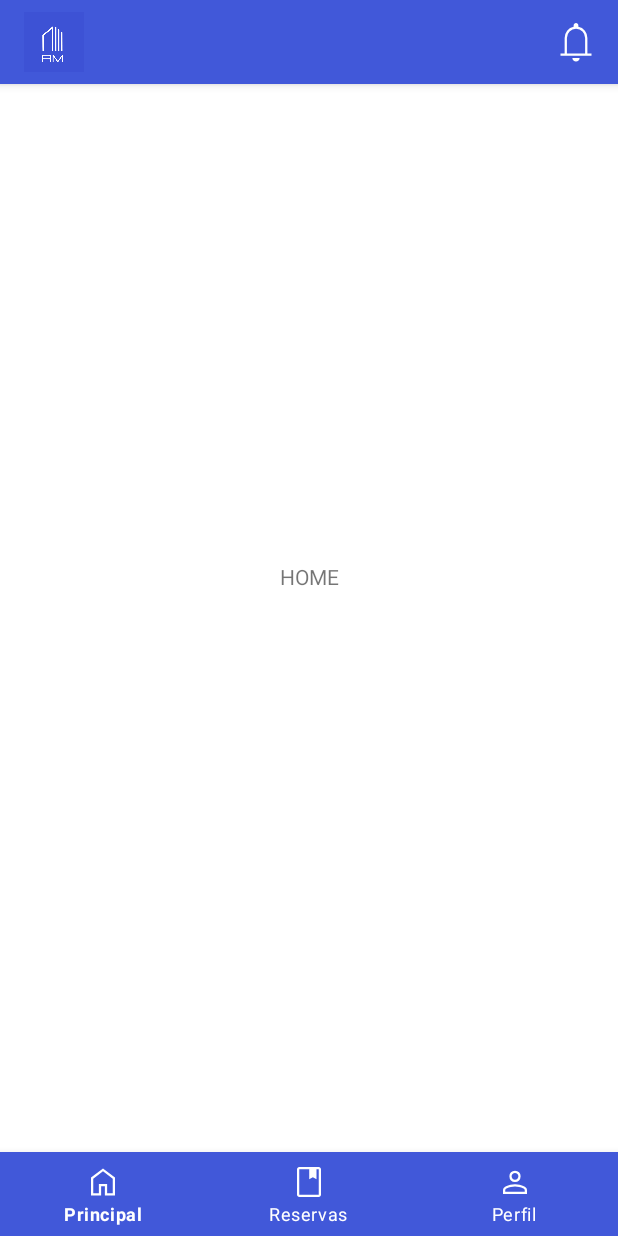
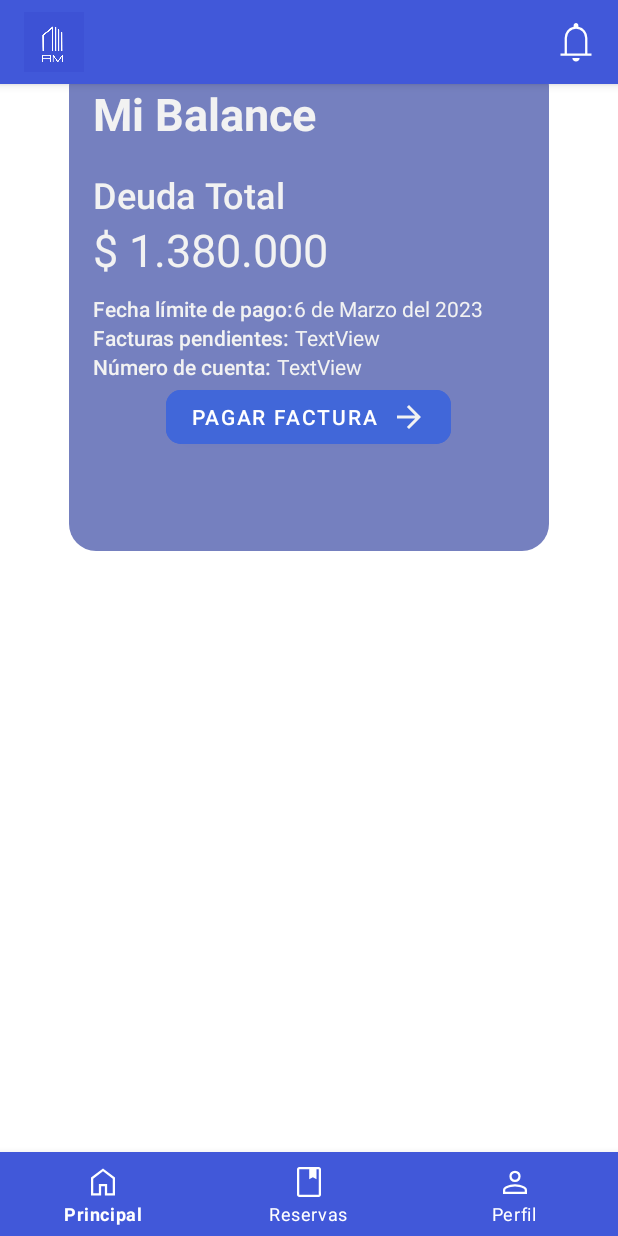
Before and after one commit to Mobile-Apps-Projects/ResidentManagementMobile, an Android app: the screen it shows after launch (MainActivity), on a phone screen of 412 x 824 dp. Run offline under Robolectric (Android 15) with nearby library versions, the phone set to English and light mode, and no system bars.

Commit message:
'Mi Balance' layout created

```diff
--- /dev/null
+++ b/app/src/main/res/drawable/arrow_forward_white.xml
@@ -0,0 +1,5 @@
+<vector android:autoMirrored="true" android:height="24dp"
+    android:tint="#F2F2F2" android:viewportHeight="24"
+    android:viewportWidth="24" android:width="24dp" xmlns:android="http://schemas.android.com/apk/res/android">
+    <path android:fillColor="@android:color/white" android:pathData="M12,4l-1.41,1.41L16.17,11H4v2h12.17l-5.58,5.59L12,20l8,-8z"/>
+</vector>
--- /dev/null
+++ b/app/src/main/res/drawable/linear_layout_bg.xml
@@ -0,0 +1,5 @@
+<?xml version="1.0" encoding="utf-8"?>
+<shape xmlns:android="http://schemas.android.com/apk/res/android">
+    <solid android:color="#7580BF"/>
+    <corners android:radius="18dp"/>
+</shape>
--- a/app/src/main/res/layout/fragment_home.xml
+++ b/app/src/main/res/layout/fragment_home.xml
@@ -6,13 +6,118 @@
     android:background="#FFFFFF"
     xmlns:android="http://schemas.android.com/apk/res/android">
 
-    <TextView
-        android:id="@+id/textView6"
-        android:layout_width="wrap_content"
-        android:layout_height="wrap_content"
-        android:text="HOME"
-        app:layout_constraintBottom_toBottomOf="parent"
+    <LinearLayout
+        android:layout_width="320dp"
+        android:layout_height="328dp"
+        android:layout_marginStart="27dp"
+        android:layout_marginTop="39dp"
+        android:layout_marginEnd="27dp"
+        android:background="@drawable/linear_layout_bg"
+        android:gravity="center_horizontal|top|center_vertical"
+        android:orientation="vertical"
+        android:padding="16dp"
         app:layout_constraintEnd_toEndOf="parent"
         app:layout_constraintStart_toStartOf="parent"
-        app:layout_constraintTop_toTopOf="parent" />
+        app:layout_constraintTop_toTopOf="parent">
+
+        <TextView
+            android:layout_width="match_parent"
+            android:layout_height="wrap_content"
+            android:fontFamily="sans-serif"
+            android:text="Mi Balance"
+            android:textColor="#F2F2F2"
+            android:textSize="30dp"
+            android:textStyle="bold" />
+
+        <TextView
+            android:layout_width="match_parent"
+            android:layout_height="50dp"
+            android:fontFamily="sans-serif-medium"
+            android:gravity="bottom"
+            android:text="Deuda Total"
+            android:textColor="#F2F2F2"
+            android:textSize="24dp" />
+
+        <TextView
+            android:id="@+id/totalDebtTV"
+            android:layout_width="match_parent"
+            android:layout_height="50dp"
+            android:text="$ 1.380.000"
+            android:textColor="#F2F2F2"
+            android:textSize="30dp" />
+
+        <LinearLayout
+            android:layout_width="match_parent"
+            android:layout_height="wrap_content"
+            android:orientation="horizontal">
+
+            <TextView
+                android:layout_width="wrap_content"
+                android:layout_height="match_parent"
+                android:layout_weight="?android:attr/ambientShadowAlpha"
+                android:clickable="false"
+                android:fontFamily="sans-serif-medium"
+                android:text="Fecha límite de pago:"
+                android:textColor="#F2F2F2" />
+
+            <TextView
+                android:id="@+id/paymentDeadlineTV"
+                android:layout_width="wrap_content"
+                android:layout_height="wrap_content"
+                android:layout_weight="1"
+                android:text="6 de Marzo del 2023"
+                android:textColor="#F2F2F2" />
+        </LinearLayout>
+
+        <LinearLayout
+            android:layout_width="match_parent"
+            android:layout_height="wrap_content"
+            android:orientation="horizontal">
+
+            <TextView
+                android:layout_width="wrap_content"
+                android:layout_height="match_parent"
+                android:layout_weight="?android:attr/ambientShadowAlpha"
+                android:fontFamily="sans-serif-medium"
+                android:text="Facturas pendientes:"
+                android:textColor="#F2F2F2" />
+
+            <TextView
+                android:id="@+id/textView10"
+                android:layout_width="wrap_content"
+                android:layout_height="wrap_content"
+                android:layout_weight="1"
+                android:text="TextView"
+                android:textColor="#F2F2F2" />
+        </LinearLayout>
+
+        <LinearLayout
+            android:layout_width="match_parent"
+            android:layout_height="wrap_content"
+            android:orientation="horizontal">
+
+            <TextView
+                android:layout_width="wrap_content"
+                android:layout_height="match_parent"
+                android:layout_weight="?android:attr/ambientShadowAlpha"
+                android:fontFamily="sans-serif-medium"
+                android:text="Número de cuenta:"
+                android:textColor="#F2F2F2" />
+
+            <TextView
+                android:id="@+id/textView11"
+                android:layout_width="wrap_content"
+                android:layout_height="wrap_content"
+                android:layout_weight="1"
+                android:text="TextView"
+                android:textColor="#F2F2F2" />
+        </LinearLayout>
+
+        <include
+            layout="@layout/payment_button"
+            android:layout_width="match_parent"
+            android:layout_height="wrap_content"
+            android:layout_margin="38dp" />
+
+    </LinearLayout>
 </androidx.constraintlayout.widget.ConstraintLayout>
--- /dev/null
+++ b/app/src/main/res/layout/payment_button.xml
@@ -0,0 +1,16 @@
+<?xml version="1.0" encoding="utf-8"?>
+<merge xmlns:android="http://schemas.android.com/apk/res/android"
+    xmlns:app="http://schemas.android.com/apk/res-auto"
+    android:layout_width="match_parent"
+    android:layout_height="match_parent">
+
+    <Button
+        android:id="@+id/paymentButton"
+        android:layout_width="190dp"
+        android:layout_height="wrap_content"
+        android:backgroundTint="#4167D9"
+        android:drawableEnd="@drawable/arrow_forward_white"
+        android:text="Pagar factura"
+        app:cornerRadius="10dp" />
+
+</merge>
```
